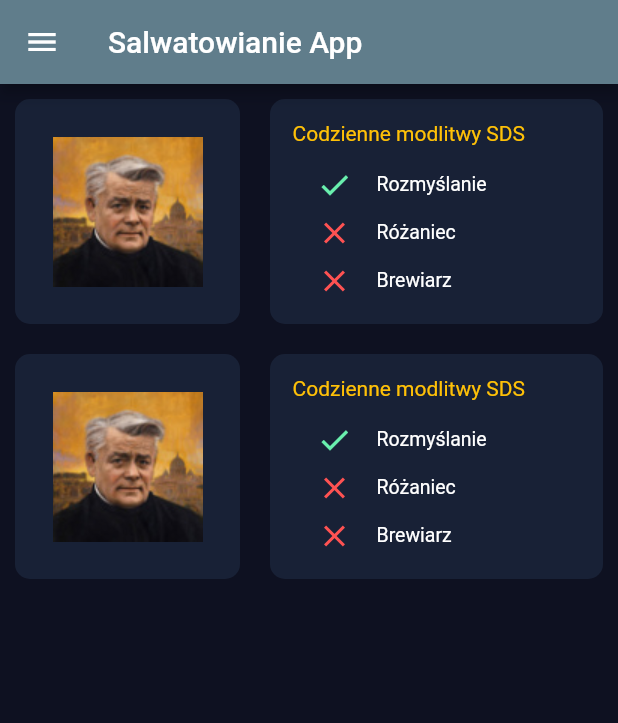
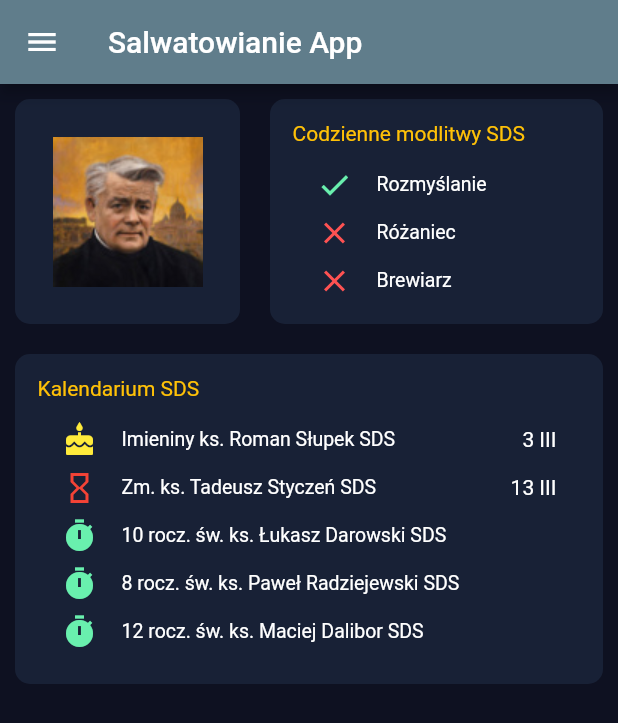
Before and after one commit to darowsluk/JordanProject, a Flutter app: the screen it shows after launch, on a phone screen of 412 x 824 dp. Shown: the top 723 px of the screen. Run offline on Flutter 3.47's test engine with Material 2 defaults, Android fonts, the light colour scheme and no system bars.

Commit message:
add calendarium_widget

```diff
--- a/jordan/lib/screens/home.dart
+++ b/jordan/lib/screens/home.dart
@@ -6,6 +6,7 @@ import 'package:flutter/widgets.dart';
 import 'package:jordan/widgets/jordan_widget.dart';
 import 'package:jordan/widgets/drawer_widget.dart';
 import 'package:jordan/widgets/prayers_widget.dart';
+import 'package:jordan/widgets/calendarium_widget.dart';
 
 // Custom screens
 import 'package:jordan/screens/prayer.dart';
@@ -46,10 +47,8 @@ class _HomePageState extends State<HomePage> {
           ),
           Row(
             children: <Widget>[
-              // SDS Prayer Box
-              JordanWidget(),
-              // SDS Daily prayers
-              PrayersWidget(),
+              // Calendarium SDS
+              CalendariumWidget(),
             ],
           ),
         ],
--- /dev/null
+++ b/jordan/lib/widgets/calendarium_widget.dart
@@ -0,0 +1,95 @@
+import 'package:flutter/material.dart';
+
+class CalendariumWidget extends StatelessWidget {
+  const CalendariumWidget({Key key}) : super(key: key);
+
+  @override
+  Widget build(BuildContext context) {
+    return Expanded(
+      child: InkWell(
+        child: Container(
+          width: 220,
+          height: 220,
+          alignment: Alignment.topCenter,
+          padding: EdgeInsets.all(15),
+          margin: EdgeInsets.all(10),
+          decoration: BoxDecoration(
+            shape: BoxShape.rectangle,
+            borderRadius: BorderRadius.circular(10),
+            color: Color.fromRGBO(24, 33, 54, 1.0),
+          ),
+          child: ListView(
+            children: <Widget>[
+              Text(
+                'Kalendarium SDS',
+                textAlign: TextAlign.start,
+                style: TextStyle(color: Colors.amber),
+              ),
+              SizedBox(
+                height: 10,
+              ),
+              ListTile(
+                title: Text('Imieniny ks. Roman Słupek SDS'),
+                trailing: Text('3 III'),
+                visualDensity:
+                    VisualDensity(vertical: VisualDensity.minimumDensity),
+                dense: true,
+                horizontalTitleGap: 0,
+                leading: Icon(
+                  Icons.cake,
+                  color: Colors.yellow,
+                ),
+              ),
+              ListTile(
+                title: Text('Zm. ks. Tadeusz Styczeń SDS'),
+                trailing: Text('13 III'),
+                visualDensity:
+                    VisualDensity(vertical: VisualDensity.minimumDensity),
+                dense: true,
+                horizontalTitleGap: 0,
+                leading: Icon(
+                  Icons.hourglass_empty,
+                  color: Colors.red,
+                ),
+              ),
+              ListTile(
+                title: Text('10 rocz. św. ks. Łukasz Darowski SDS'),
+                visualDensity:
+                    VisualDensity(vertical: VisualDensity.minimumDensity),
+                dense: true,
+                horizontalTitleGap: 0,
+                leading: Icon(
+                  Icons.timer,
+                  color: Colors.greenAccent,
+                ),
+              ),
+              ListTile(
+                title: Text('8 rocz. św. ks. Paweł Radziejewski SDS'),
+                visualDensity:
+                    VisualDensity(vertical: VisualDensity.minimumDensity),
+                dense: true,
+                horizontalTitleGap: 0,
+                leading: Icon(
+                  Icons.timer,
+                  color: Colors.greenAccent,
+                ),
+              ),
+              ListTile(
+                title: Text('12 rocz. św. ks. Maciej Dalibor SDS'),
+                visualDensity:
+                    VisualDensity(vertical: VisualDensity.minimumDensity),
+                dense: true,
+                horizontalTitleGap: 0,
+                leading: Icon(
+                  Icons.timer,
+                  color: Colors.greenAccent,
+                ),
+              ),
+            ],
+          ),
+        ),
+        onTap: null,
+      ),
+    );
+  }
+}
```
